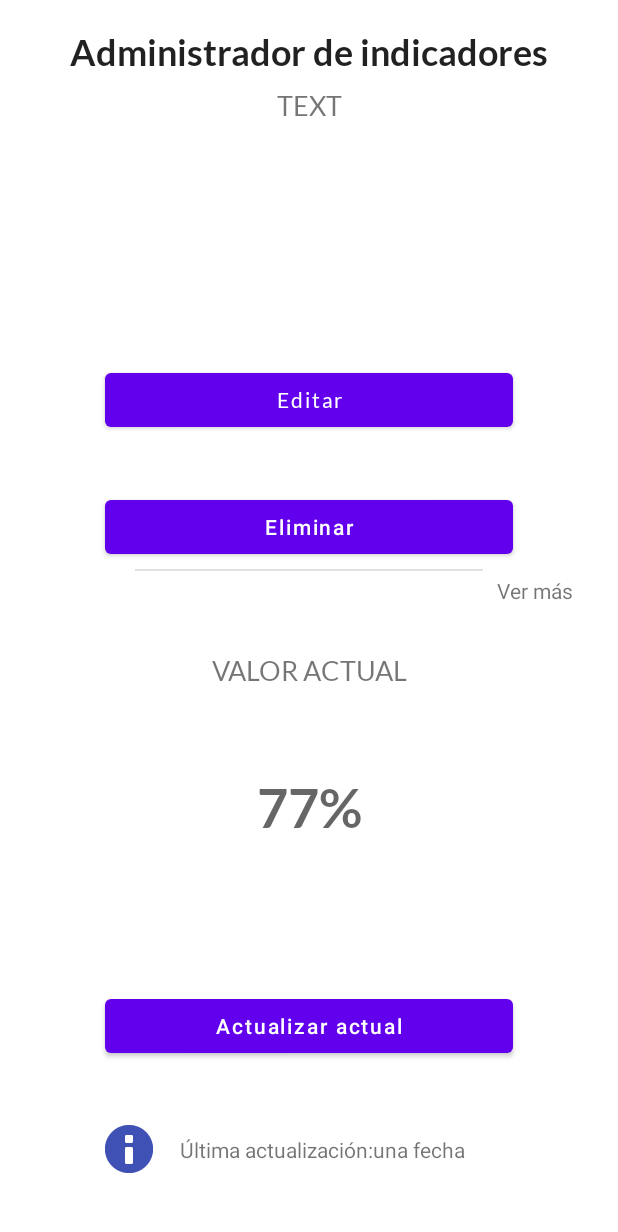
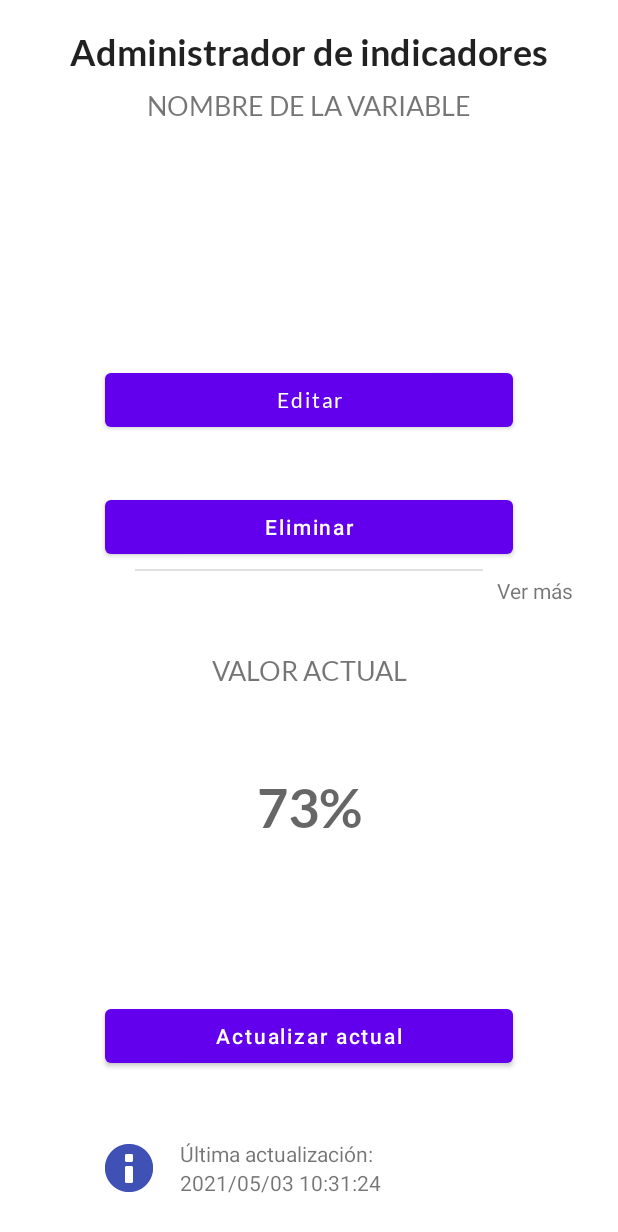
Before and after one commit to emi-carlucci/visualizAR, an Android app: the fragment_acciones screen opened through its navigation route, on a phone screen of 412 x 824 dp. Shown: the top 1232 px of the screen. Run offline under Robolectric (Android 15) with nearby library versions, the phone set to English and light mode, and no system bars.

Commit message:
preparado para params

```diff
--- a/app/src/main/java/com/example/visualizar/fragment_acciones.kt
+++ b/app/src/main/java/com/example/visualizar/fragment_acciones.kt
@@ -6,12 +6,16 @@ import android.view.LayoutInflater
 import android.view.View
 import android.view.ViewGroup
 import android.widget.Button
+import android.widget.TextView
 import com.google.android.material.snackbar.Snackbar
 
 // TODO: Rename parameter arguments, choose names that match
 // the fragment initialization parameters, e.g. ARG_ITEM_NUMBER
-private const val ARG_PARAM1 = "param1"
-private const val ARG_PARAM2 = "param2"
+private const val ARG_PARAM1 = "id"
+private const val ARG_PARAM2 = "nombre de la variable"
+private const val ARG_PARAM3 = "73%"
+private const val ARG_PARAM4 = "2021/05/03 10:31:24"
+
 
 /**
  * A simple [Fragment] subclass.
@@ -24,17 +28,25 @@ class fragment_acciones : Fragment() {
     lateinit var btnEdit : Button
     lateinit var btnDelete : Button
     lateinit var btnUpdate : Button
+    lateinit var tvIndicatorName : TextView
+    lateinit var tvIndicatorValue: TextView
+    lateinit var tvLastUpdateDate : TextView
 
-/*
+
+
     private var param1: String? = null
-    private var param2: String? = null*/
+    private var param2: String? = null
+    private var param3: String? = null
+    private var param4: String? = null
 
     override fun onCreate(savedInstanceState: Bundle?) {
         super.onCreate(savedInstanceState)
-        /*arguments?.let {
+        arguments?.let {
             param1 = it.getString(ARG_PARAM1)
             param2 = it.getString(ARG_PARAM2)
-        }*/
+            param3 = it.getString(ARG_PARAM3)
+            param4 = it.getString(ARG_PARAM4)
+        }
 
 
     }
@@ -45,14 +57,20 @@ class fragment_acciones : Fragment() {
     ): View? {
         // Inflate the layout for this fragment
         v = inflater.inflate(R.layout.fragment_acciones, container, false)
-        btnEdit = v.findViewById(R.id.buttonEditIndicator)
-        btnDelete = v.findViewById(R.id.buttonDeleteIndicator)
-        btnUpdate = v.findViewById(R.id.buttonUpdateValue)
+        btnEdit = v.findViewById(R.id.btnAccionesEditIndicator)
+        btnDelete = v.findViewById(R.id.btnAccionesDeleteIndicator)
+        btnUpdate = v.findViewById(R.id.btnAccionesUpdateValue)
+        tvIndicatorName = v.findViewById(R.id.tvAccionesIndicatorName)
+        tvIndicatorValue = v.findViewById(R.id.tvAccionesIndicatorValue)
+        tvLastUpdateDate = v.findViewById(R.id.tvAccionesLastUpdateDate)
         return v
     }
 
     override fun onStart() {
         super.onStart()
+        tvIndicatorName.text = ARG_PARAM2
+        tvIndicatorValue.text = ARG_PARAM3
+        tvLastUpdateDate.text = ARG_PARAM4
         btnEdit.setOnClickListener{
             Snackbar.make(v, btnEdit.text, Snackbar.LENGTH_SHORT).show()
         }
@@ -62,6 +80,8 @@ class fragment_acciones : Fragment() {
         btnUpdate.setOnClickListener{
             Snackbar.make(v, btnUpdate.text, Snackbar.LENGTH_SHORT).show()
         }
+
+
     }
 
     /*companion object {
--- a/app/src/main/res/layout/fragment_acciones.xml
+++ b/app/src/main/res/layout/fragment_acciones.xml
@@ -10,7 +10,7 @@
     <!-- TODO: Update blank fragment layout -->
 
     <Button
-        android:id="@+id/buttonUpdateValue"
+        android:id="@+id/btnAccionesUpdateValue"
         android:layout_width="0dp"
         android:layout_height="48dp"
         android:layout_marginStart="70dp"
@@ -19,13 +19,13 @@
         android:layout_marginRight="70dp"
         android:text="@string/indicators_admin_btn_update_value"
         android:textAllCaps="false"
-        app:layout_constraintBottom_toTopOf="@+id/imageView"
+        app:layout_constraintBottom_toTopOf="@+id/ivAccionesInfo"
         app:layout_constraintEnd_toEndOf="parent"
         app:layout_constraintStart_toStartOf="parent"
         app:layout_constraintTop_toTopOf="@+id/guideline5" />
 
     <TextView
-        android:id="@+id/textViewActualValueTitle"
+        android:id="@+id/tvAccionesActualValueTitle"
         android:layout_width="wrap_content"
         android:layout_height="wrap_content"
         android:layout_marginTop="24dp"
@@ -33,7 +33,7 @@
         android:text="@string/indicators_admin_actual_value"
         android:textAllCaps="true"
         android:textSize="18sp"
-        app:layout_constraintBottom_toTopOf="@id/buttonUpdateValue"
+        app:layout_constraintBottom_toTopOf="@id/btnAccionesUpdateValue"
         app:layout_constraintEnd_toEndOf="parent"
         app:layout_constraintHorizontal_bias="0.5"
         app:layout_constraintStart_toStartOf="parent"
@@ -41,7 +41,7 @@
         app:layout_constraintVertical_bias="0.0" />
 
     <TextView
-        android:id="@+id/textViewTitle"
+        android:id="@+id/tvAccionesTitle"
         android:layout_width="wrap_content"
         android:layout_height="wrap_content"
         android:layout_marginTop="20dp"
@@ -49,27 +49,26 @@
         android:text="@string/indicators_admin_title"
         android:textAppearance="@style/TextAppearance.AppCompat.Body1"
         android:textSize="24sp"
-        app:layout_constraintBottom_toTopOf="@+id/textViewIndicatorName"
+        app:layout_constraintBottom_toTopOf="@+id/tvAccionesIndicatorName"
         app:layout_constraintEnd_toEndOf="parent"
         app:layout_constraintStart_toStartOf="parent"
         app:layout_constraintTop_toTopOf="parent" />
 
     <TextView
-        android:id="@+id/textViewIndicatorName"
+        android:id="@+id/tvAccionesIndicatorName"
         android:layout_width="wrap_content"
         android:layout_height="20dp"
         android:layout_marginTop="10dp"
         android:fontFamily="@font/lato"
-        android:text="text"
         android:textAllCaps="true"
         android:textSize="18sp"
         app:layout_constraintEnd_toEndOf="parent"
         app:layout_constraintHorizontal_bias="0.5"
         app:layout_constraintStart_toStartOf="parent"
-        app:layout_constraintTop_toBottomOf="@+id/textViewTitle" />
+        app:layout_constraintTop_toBottomOf="@+id/tvAccionesTitle" />
 
     <Button
-        android:id="@+id/buttonEditIndicator"
+        android:id="@+id/btnAccionesEditIndicator"
         android:layout_width="0dp"
         android:layout_height="48dp"
         android:layout_marginStart="70dp"
@@ -79,14 +78,14 @@
         android:fontFamily="@font/lato"
         android:text="@string/indicators_admin_btn_edit"
         android:textAllCaps="false"
-        app:layout_constraintBottom_toTopOf="@+id/buttonDeleteIndicator"
+        app:layout_constraintBottom_toTopOf="@+id/btnAccionesDeleteIndicator"
         app:layout_constraintEnd_toEndOf="parent"
         app:layout_constraintHorizontal_bias="0.0"
         app:layout_constraintStart_toStartOf="parent"
         app:layout_constraintTop_toTopOf="@+id/guideline4" />
 
     <Button
-        android:id="@+id/buttonDeleteIndicator"
+        android:id="@+id/btnAccionesDeleteIndicator"
         android:layout_width="0dp"
         android:layout_height="wrap_content"
         android:layout_marginStart="70dp"
@@ -99,7 +98,7 @@
         app:layout_constraintEnd_toEndOf="parent"
         app:layout_constraintHorizontal_bias="0.509"
         app:layout_constraintStart_toStartOf="parent"
-        app:layout_constraintTop_toBottomOf="@+id/buttonEditIndicator" />
+        app:layout_constraintTop_toBottomOf="@+id/btnAccionesEditIndicator" />
 
     <androidx.constraintlayout.widget.Guideline
         android:id="@+id/guideline6"
@@ -109,7 +108,7 @@
         app:layout_constraintGuide_percent="0.5" />
 
     <TextView
-        android:id="@+id/textViewViewMore"
+        android:id="@+id/tvAccionesViewMore"
         android:layout_width="wrap_content"
         android:layout_height="wrap_content"
         android:layout_marginEnd="30dp"
@@ -119,7 +118,7 @@
         app:layout_constraintEnd_toEndOf="parent"
         app:layout_constraintHorizontal_bias="1.0"
         app:layout_constraintStart_toStartOf="parent"
-        app:layout_constraintTop_toBottomOf="@+id/buttonDeleteIndicator" />
+        app:layout_constraintTop_toBottomOf="@+id/btnAccionesDeleteIndicator" />
 
     <View
         android:id="@+id/divider"
@@ -130,17 +129,16 @@
         android:layout_marginEnd="90dp"
         android:layout_marginRight="90dp"
         android:background="?android:attr/listDivider"
-        app:layout_constraintBottom_toTopOf="@+id/textViewViewMore"
+        app:layout_constraintBottom_toTopOf="@+id/tvAccionesViewMore"
         app:layout_constraintEnd_toEndOf="parent"
         app:layout_constraintStart_toStartOf="parent"
-        app:layout_constraintTop_toBottomOf="@+id/buttonDeleteIndicator" />
+        app:layout_constraintTop_toBottomOf="@+id/btnAccionesDeleteIndicator" />
 
     <TextView
-        android:id="@+id/textViewIndicatorValue"
+        android:id="@+id/tvAccionesIndicatorValue"
         android:layout_width="wrap_content"
         android:layout_height="wrap_content"
         android:fontFamily="@font/lato_bold"
-        android:text="77%"
         android:textAllCaps="true"
         android:textAppearance="@style/TextAppearance.AppCompat.Display1"
         android:textSize="36sp"
@@ -148,7 +146,7 @@
         app:layout_constraintEnd_toEndOf="parent"
         app:layout_constraintHorizontal_bias="0.5"
         app:layout_constraintStart_toStartOf="parent"
-        app:layout_constraintTop_toBottomOf="@+id/textViewActualValueTitle" />
+        app:layout_constraintTop_toBottomOf="@+id/tvAccionesActualValueTitle" />
 
     <androidx.constraintlayout.widget.Guideline
         android:id="@+id/guideline2"
@@ -165,38 +163,38 @@
         app:layout_constraintGuide_begin="120dp" />
 
     <ImageView
-        android:id="@+id/imageView"
+        android:id="@+id/ivAccionesInfo"
         android:layout_width="wrap_content"
         android:layout_height="wrap_content"
         android:src="@android:drawable/ic_dialog_info"
         android:tint="#3F51B5"
-        app:layout_constraintBottom_toBottomOf="@+id/textView2"
+        app:layout_constraintBottom_toBottomOf="@+id/tvAccionesLastUpdateDate"
         app:layout_constraintEnd_toEndOf="parent"
         app:layout_constraintHorizontal_bias="0.0"
         app:layout_constraintStart_toStartOf="@+id/guideline2"
-        app:layout_constraintTop_toTopOf="@+id/textView" />
+        app:layout_constraintTop_toTopOf="@+id/tvAccionesLastUpdateLabel" />
 
     <TextView
-        android:id="@+id/textView"
+        android:id="@+id/tvAccionesLastUpdateLabel"
         android:layout_width="wrap_content"
         android:layout_height="wrap_content"
         android:text="@string/indicators_admin_last_update"
         app:layout_constraintBottom_toBottomOf="parent"
         app:layout_constraintEnd_toEndOf="parent"
         app:layout_constraintHorizontal_bias="0.1"
-        app:layout_constraintStart_toEndOf="@+id/imageView"
-        app:layout_constraintTop_toBottomOf="@+id/buttonUpdateValue" />
+        app:layout_constraintStart_toEndOf="@+id/ivAccionesInfo"
+        app:layout_constraintTop_toBottomOf="@+id/btnAccionesUpdateValue" />
 
     <TextView
-        android:id="@+id/textView2"
+        android:id="@+id/tvAccionesLastUpdateDate"
         android:layout_width="wrap_content"
         android:layout_height="wrap_content"
-        android:text="una fecha"
         app:layout_constraintBottom_toBottomOf="parent"
         app:layout_constraintEnd_toEndOf="parent"
         app:layout_constraintHorizontal_bias="0.0"
-        app:layout_constraintStart_toEndOf="@+id/textView"
-        app:layout_constraintTop_toBottomOf="@+id/buttonUpdateValue" />
+        app:layout_constraintStart_toStartOf="@+id/guideline3"
+        app:layout_constraintTop_toBottomOf="@+id/tvAccionesLastUpdateLabel"
+        app:layout_constraintVertical_bias="0.0" />
 
     <androidx.constraintlayout.widget.Guideline
         android:id="@+id/guideline4"
```
